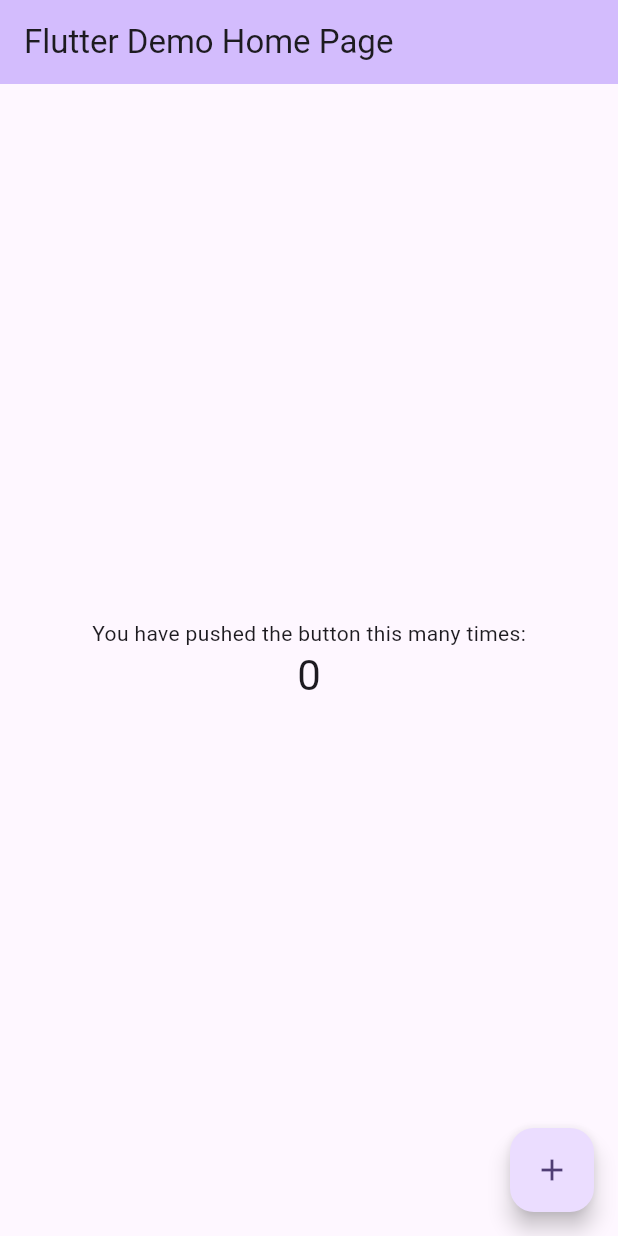
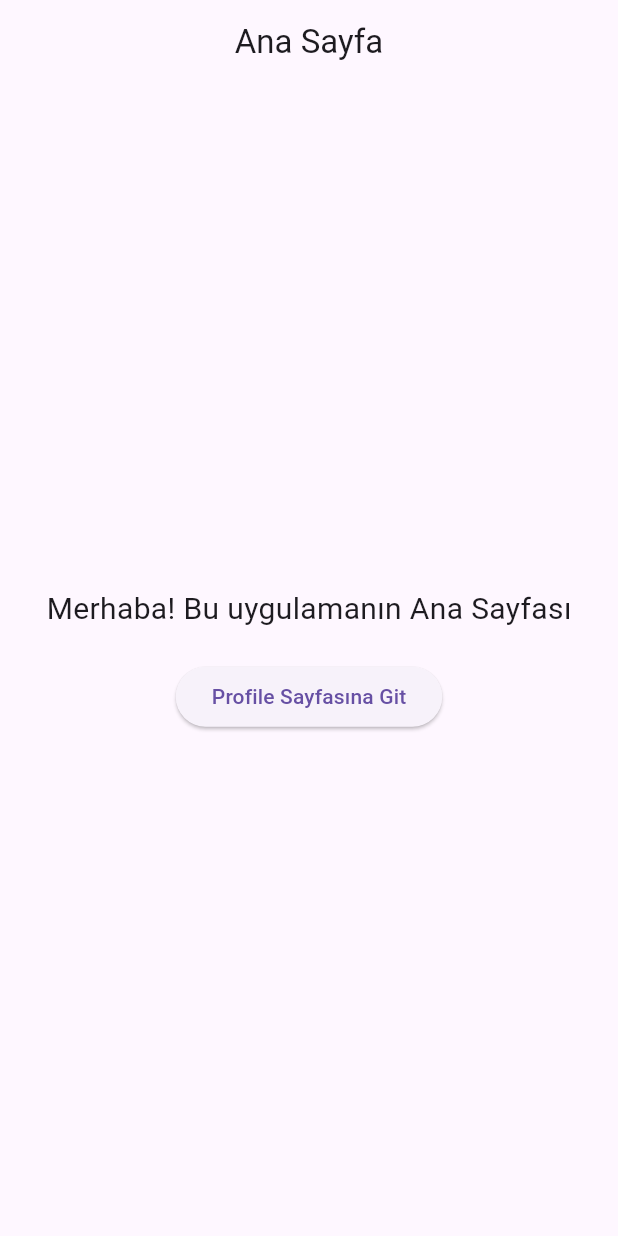
Before and after one commit to bernakocalar/diet_app, a Flutter app: the screen it shows after launch, on a phone screen of 412 x 824 dp. Run offline on Flutter 3.47's test engine with Material 3 defaults, Android fonts, the phone set to English and light mode, and no system bars.

Commit message:
main page try

```diff
--- a/lib/main.dart
+++ b/lib/main.dart
@@ -1,3 +1,4 @@
+import 'package:diet_app/pages/home_page.dart';
 import 'package:flutter/material.dart';
 
 void main() {
@@ -7,116 +8,13 @@ void main() {
 class MyApp extends StatelessWidget {
   const MyApp({super.key});
 
-  // This widget is the root of your application.
   @override
   Widget build(BuildContext context) {
     return MaterialApp(
-      title: 'Flutter Demo',
-      theme: ThemeData(
-        // This is the theme of your application.
-        //
-        // TRY THIS: Try running your application with "flutter run". You'll see
-        // the application has a purple toolbar. Then, without quitting the app,
-        // try changing the seedColor in the colorScheme below to Colors.green
-        // and then invoke "hot reload" (save your changes or press the "hot
-        // reload" button in a Flutter-supported IDE, or press "r" if you used
-        // the command line to start the app).
-        //
-        // Notice that the counter didn't reset back to zero; the application
-        // state is not lost during the reload. To reset the state, use hot
-        // restart instead.
-        //
-        // This works for code too, not just values: Most code changes can be
-        // tested with just a hot reload.
-        colorScheme: .fromSeed(seedColor: Colors.deepPurple),
-      ),
-      home: const MyHomePage(title: 'Flutter Demo Home Page'),
+      title: 'Diet App',
+      debugShowCheckedModeBanner: false,
+      theme: ThemeData(primarySwatch: Colors.green),
+      home: const HomePage(), // <-- Burası ana sayfa
     );
   }
 }
-
-class MyHomePage extends StatefulWidget {
-  const MyHomePage({super.key, required this.title});
-
-  // This widget is the home page of your application. It is stateful, meaning
-  // that it has a State object (defined below) that contains fields that affect
-  // how it looks.
-
-  // This class is the configuration for the state. It holds the values (in this
-  // case the title) provided by the parent (in this case the App widget) and
-  // used by the build method of the State. Fields in a Widget subclass are
-  // always marked "final".
-
-  final String title;
-
-  @override
-  State<MyHomePage> createState() => _MyHomePageState();
-}
-
-class _MyHomePageState extends State<MyHomePage> {
-  int _counter = 0;
-
-  void _incrementCounter() {
-    setState(() {
-      // This call to setState tells the Flutter framework that something has
-      // changed in this State, which causes it to rerun the build method below
-      // so that the display can reflect the updated values. If we changed
-      // _counter without calling setState(), then the build method would not be
-      // called again, and so nothing would appear to happen.
-      _counter++;
-    });
-  }
-
-  @override
-  Widget build(BuildContext context) {
-    // This method is rerun every time setState is called, for instance as done
-    // by the _incrementCounter method above.
-    //
-    // The Flutter framework has been optimized to make rerunning build methods
-    // fast, so that you can just rebuild anything that needs updating rather
-    // than having to individually change instances of widgets.
-    return Scaffold(
-      appBar: AppBar(
-        // TRY THIS: Try changing the color here to a specific color (to
-        // Colors.amber, perhaps?) and trigger a hot reload to see the AppBar
-        // change color while the other colors stay the same.
-        backgroundColor: Theme.of(context).colorScheme.inversePrimary,
-        // Here we take the value from the MyHomePage object that was created by
-        // the App.build method, and use it to set our appbar title.
-        title: Text(widget.title),
-      ),
-      body: Center(
-        // Center is a layout widget. It takes a single child and positions it
-        // in the middle of the parent.
-        child: Column(
-          // Column is also a layout widget. It takes a list of children and
-          // arranges them vertically. By default, it sizes itself to fit its
-          // children horizontally, and tries to be as tall as its parent.
-          //
-          // Column has various properties to control how it sizes itself and
-          // how it positions its children. Here we use mainAxisAlignment to
-          // center the children vertically; the main axis here is the vertical
-          // axis because Columns are vertical (the cross axis would be
-          // horizontal).
-          //
-          // TRY THIS: Invoke "debug painting" (choose the "Toggle Debug Paint"
-          // action in the IDE, or press "p" in the console), to see the
-          // wireframe for each widget.
-          mainAxisAlignment: .center,
-          children: [
-            const Text('You have pushed the button this many times:'),
-            Text(
-              '$_counter',
-              style: Theme.of(context).textTheme.headlineMedium,
-            ),
-          ],
-        ),
-      ),
-      floatingActionButton: FloatingActionButton(
-        onPressed: _incrementCounter,
-        tooltip: 'Increment',
-        child: const Icon(Icons.add),
-      ),
-    );
-  }
-}
--- /dev/null
+++ b/lib/pages/home_page.dart
@@ -0,0 +1,31 @@
+import 'package:flutter/material.dart';
+
+class HomePage extends StatelessWidget {
+  const HomePage({super.key});
+
+  @override
+  Widget build(BuildContext context) {
+    return Scaffold(
+      appBar: AppBar(title: const Text('Ana Sayfa'), centerTitle: true),
+      body: Center(
+        child: Column(
+          mainAxisAlignment: MainAxisAlignment.center,
+          children: [
+            const Text(
+              'Merhaba! Bu uygulamanın Ana Sayfası',
+              style: TextStyle(fontSize: 20),
+            ),
+            const SizedBox(height: 20),
+            ElevatedButton(
+              onPressed: () {
+                // Örnek olarak başka sayfaya geçiş
+                Navigator.pushNamed(context, '/profile');
+              },
+              child: const Text('Profile Sayfasına Git'),
+            ),
+          ],
+        ),
+      ),
+    );
+  }
+}
```
